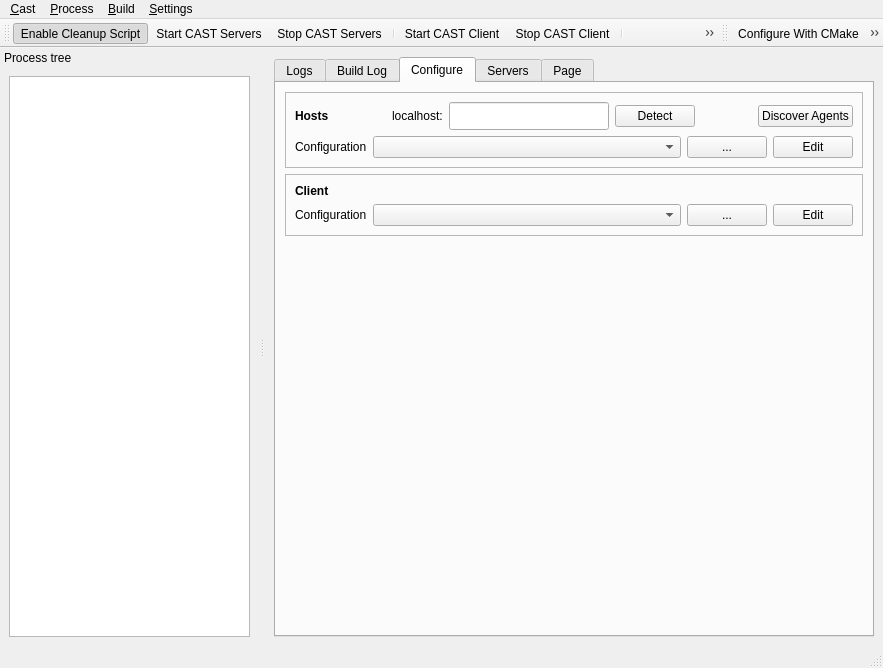
Above: tools/castctrl/trunk/qtui/mainwindow.ui from marc-hanheide/cogx before the change. Below: the same form after it.
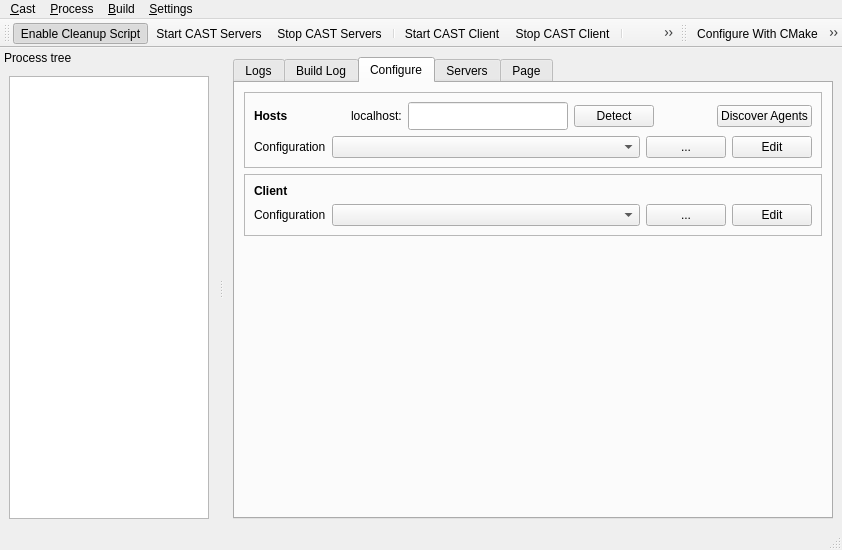
That is the form after the change. Icons and pictures are not drawn.

Commit message: castctrl: smaller initial size

Diff of the .ui file:
```diff
--- a/tools/castctrl/trunk/qtui/mainwindow.ui
+++ b/tools/castctrl/trunk/qtui/mainwindow.ui
@@ -6,8 +6,8 @@
    <rect>
     <x>0</x>
     <y>0</y>
-    <width>883</width>
-    <height>668</height>
+    <width>750</width>
+    <height>550</height>
    </rect>
   </property>
   <property name="windowTitle">
@@ -1546,7 +1546,7 @@
     <rect>
      <x>0</x>
      <y>0</y>
-     <width>883</width>
+     <width>750</width>
      <height>20</height>
     </rect>
    </property>
```
The commit also changes 1 other file.
